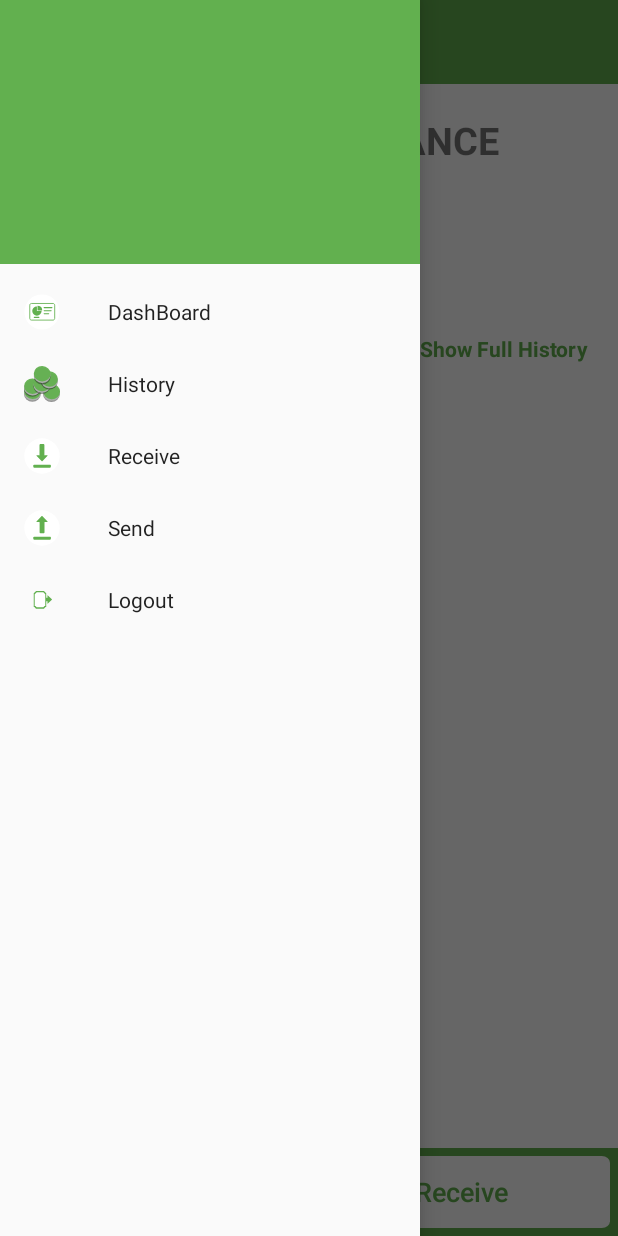
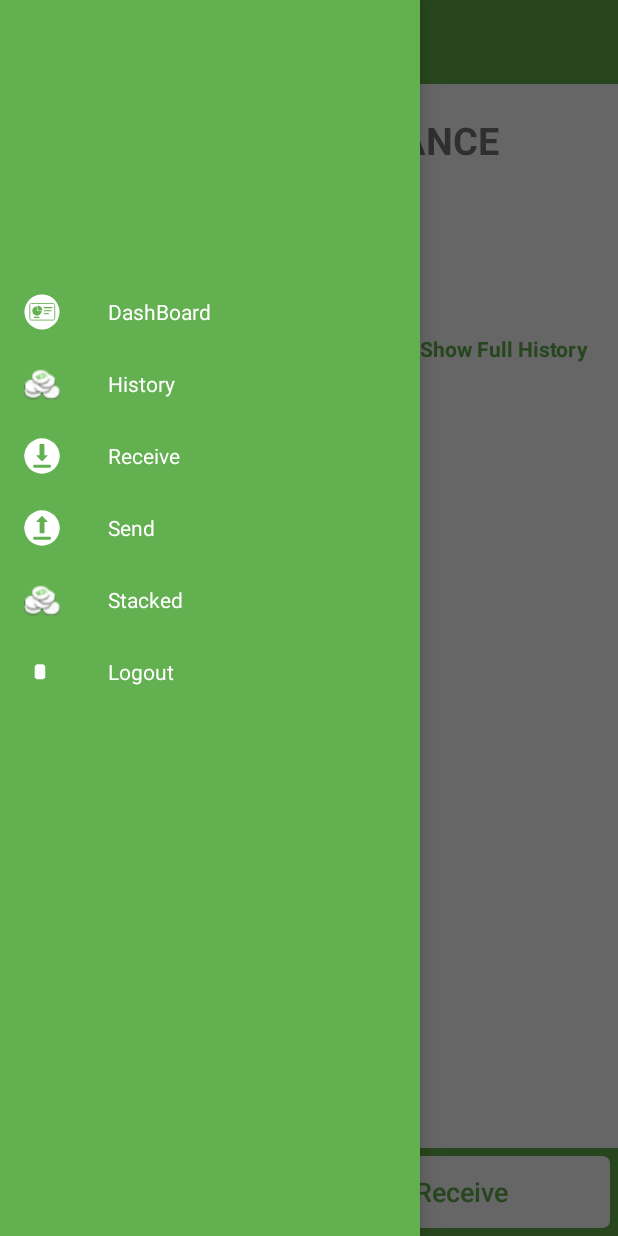
Before and after one commit to xels-io/AndroidWallet, an Android app: the BaseActivity screen opened directly, with no data from a screen before it, with the side drawer open, on a phone screen of 412 x 824 dp. Run offline under Robolectric (Android 15) with nearby library versions, the phone set to English and light mode, and no system bars; our stand-ins replace EventBus, Shimmer; libraries missing offline, so code that uses them is left out: androidmads.library.qrgenearator, com.kaopiz.kprogresshud; 5 statements that could not run were skipped.

```diff
--- /dev/null
+++ b/app/src/main/res/drawable/nav.xml
@@ -0,0 +1,5 @@
+<?xml version="1.0" encoding="utf-8"?>
+<selector xmlns:android="http://schemas.android.com/apk/res/android">
+    <item android:drawable="@color/colorPrimary" android:state_checked="true" />
+    <item android:drawable="@android:color/transparent" />
+</selector>
--- a/app/src/main/res/layout/activity_main.xml
+++ b/app/src/main/res/layout/activity_main.xml
@@ -1,33 +1,32 @@
 <?xml version="1.0" encoding="utf-8"?>
 <android.support.v4.widget.DrawerLayout xmlns:android="http://schemas.android.com/apk/res/android"
         xmlns:app="http://schemas.android.com/apk/res-auto"
-                                        android:orientation="vertical"
+        android:id="@+id/drawer_layout"
         android:layout_width="match_parent"
         android:layout_height="match_parent"
-                                        android:id="@+id/drawer_layout"
         android:background="@color/whiteColor"
->
+        android:orientation="vertical">
 
 
-
-    <LinearLayout android:layout_width="match_parent"
+    <LinearLayout
+            android:layout_width="match_parent"
             android:layout_height="match_parent"
             android:orientation="vertical">
 
 
         <android.support.v7.widget.Toolbar
+                android:id="@+id/toolbar"
                 android:layout_width="match_parent"
                 android:layout_height="wrap_content"
-                android:background="@color/colorPrimary"
-                android:id="@+id/toolbar">
-            <include layout="@layout/layout_toolbar_back"/>
+                android:background="@color/colorPrimary">
+
+            <include layout="@layout/layout_toolbar_back" />
         </android.support.v7.widget.Toolbar>
 
-        <FrameLayout android:layout_width="match_parent"
-                     android:layout_height="match_parent"
+        <FrameLayout
                 android:id="@+id/frameLayout"
-        />
-
+                android:layout_width="match_parent"
+                android:layout_height="match_parent" />
 
 
     </LinearLayout>
@@ -39,7 +38,12 @@
             android:layout_height="match_parent"
             android:layout_gravity="start"
             android:fitsSystemWindows="true"
-            app:menu="@menu/activity_base_drawer"/>
+            app:menu="@menu/activity_base_drawer"
+            android:background="@color/colorPrimary"
+            app:itemTextColor="@color/whiteColor"
+            app:itemBackground="@drawable/nav"
+
+            />
 
 
 </android.support.v4.widget.DrawerLayout>
--- a/app/src/main/res/menu/activity_base_drawer.xml
+++ b/app/src/main/res/menu/activity_base_drawer.xml
@@ -1,30 +1,37 @@
 <?xml version="1.0" encoding="utf-8"?>
 <menu xmlns:android="http://schemas.android.com/apk/res/android"
-    xmlns:tools="http://schemas.android.com/tools" xmlns:app="http://schemas.android.com/apk/res-auto"
+        xmlns:app="http://schemas.android.com/apk/res-auto"
+        xmlns:tools="http://schemas.android.com/tools"
         tools:showIn="navigation_view">
 
     <group android:checkableBehavior="single">
         <item
                 android:id="@+id/dashBoard"
                 android:icon="@drawable/ic_dashboard_unselected"
-            android:title="@string/text_dashboard"
-            />
+                android:title="@string/text_dashboard" />
         <item
                 android:id="@+id/latestTransaction"
-            android:icon="@drawable/ic_coin_green_01"
-            android:title="@string/latest_transaction"/>
+                android:icon="@drawable/coin_unselected_1x"
+                android:title="@string/latest_transaction" />
         <item
                 android:id="@+id/receive"
                 android:icon="@drawable/ic_receive_unselected"
-            android:title="@string/text_receive"/>
+                android:title="@string/text_receive" />
         <item
                 android:id="@+id/send"
                 android:icon="@drawable/ic_send_unselected"
-            android:title="@string/send"/>
+                android:title="@string/send" />
+
+
+        <item
+                android:id="@+id/stacked"
+                android:icon="@drawable/coin_unselected_1x"
+                android:title="@string/stacked" />
         <item
                 android:id="@+id/logout"
                 android:icon="@drawable/ic_logout"
-            android:title="@string/text_logout"/>
+                android:iconTint="@color/whiteColor"
+                android:title="@string/text_logout" />
     </group>
 
 </menu>
--- a/app/src/main/res/values/strings.xml
+++ b/app/src/main/res/values/strings.xml
@@ -115,6 +115,7 @@
     <string name="text_capital_reward">REWARD</string>
     <string name="text_unconfirmed">unconfirmed</string>
     <string name="text_date_format">MMM d, y, h:mm:ss a"</string>
+    <string name="stacked">Stacked</string>
 
 
     <!-- TODO: Remove or change this placeholder text -->
```
Also changed, not shown: app/src/main/java/io/xels/xelsandroidapp/adapter/StackedListAdapter.kt (added, +70 -0 lines), app/src/main/java/io/xels/xelsandroidapp/view/activity/BaseActivity.kt (+19 -5 lines), app/src/main/java/io/xels/xelsandroidapp/view/fragment/StackedFragment.kt (added, +103 -0 lines), app/src/main/res/layout/fragment_stacked.xml (added, +26 -0 lines), 2 other files. Lines whose indentation alone changed are shown as unchanged.
